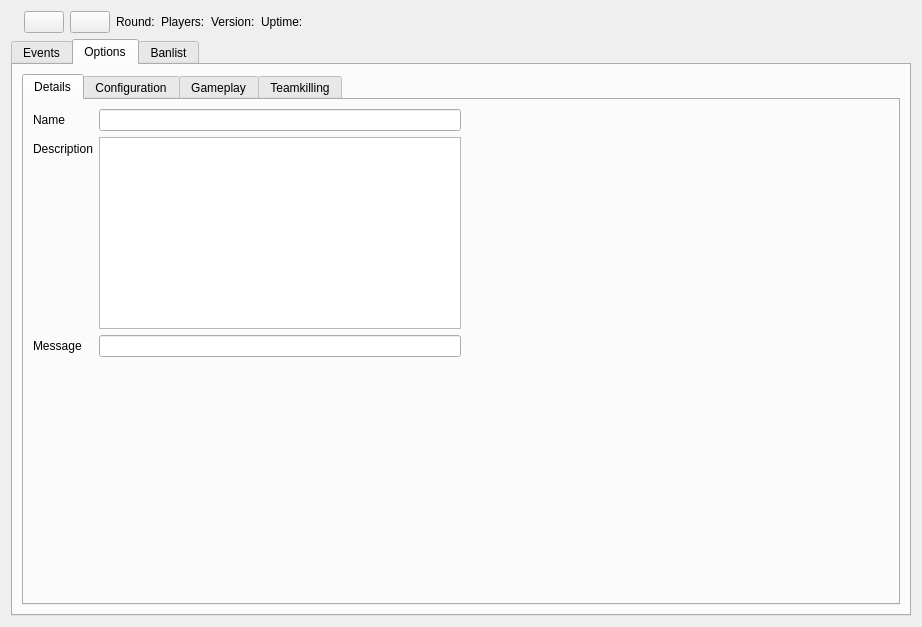
This is client/bf4/BF4Widget.ui in OpenRcon/OpenRcon as Qt 5 draws it before an edit. The edited form follows.
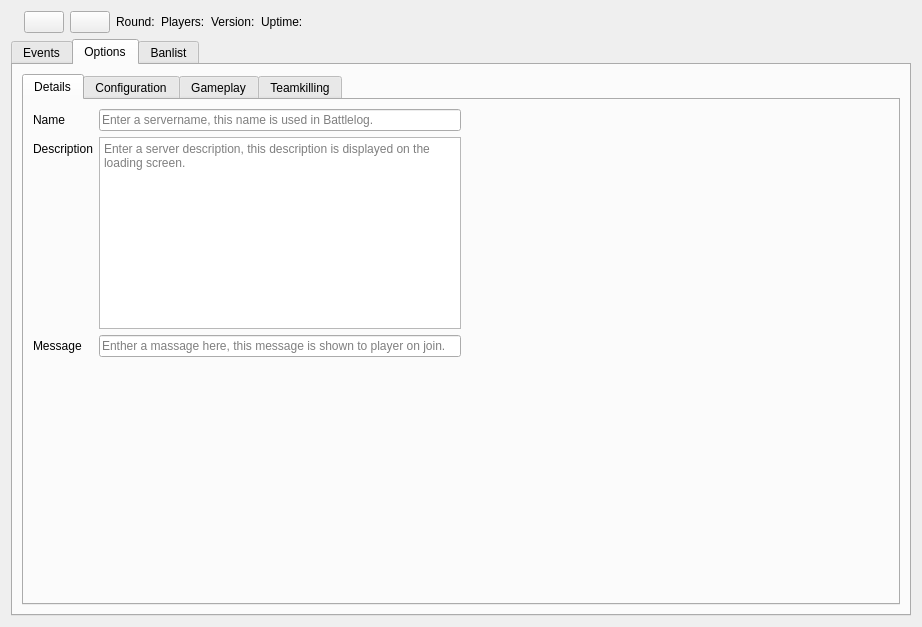
This is the edited form. The open tabs and pages were chosen to show the change. Icons and pictures are not drawn.

Commit message: (BF4) Added placeholder text to Options->Details fields.

Diff of the .ui file:
```diff
--- a/client/bf4/BF4Widget.ui
+++ b/client/bf4/BF4Widget.ui
@@ -184,7 +184,11 @@
               </widget>
              </item>
              <item row="0" column="1">
-              <widget class="QLineEdit" name="lineEdit_op_so_serverName"/>
+              <widget class="QLineEdit" name="lineEdit_op_so_serverName">
+               <property name="placeholderText">
+                <string>Enter a servername, this name is used in Battlelog.</string>
+               </property>
+              </widget>
              </item>
              <item row="1" column="0">
               <widget class="QLabel" name="label_op_so_serverDescription">
@@ -194,7 +198,11 @@
               </widget>
              </item>
              <item row="1" column="1">
-              <widget class="QTextEdit" name="textEdit_op_so_serverDescription"/>
+              <widget class="QTextEdit" name="textEdit_op_so_serverDescription">
+               <property name="placeholderText">
+                <string>Enter a server description, this description is displayed on the loading screen.</string>
+               </property>
+              </widget>
              </item>
              <item row="2" column="0">
               <widget class="QLabel" name="label_op_so_serverMessage">
@@ -204,7 +212,11 @@
               </widget>
              </item>
              <item row="2" column="1">
-              <widget class="QLineEdit" name="lineEdit_op_so_serverMessage"/>
+              <widget class="QLineEdit" name="lineEdit_op_so_serverMessage">
+               <property name="placeholderText">
+                <string>Enther a massage here, this message is shown to player on join.</string>
+               </property>
+              </widget>
              </item>
             </layout>
            </item>
```
Left out of the diff: 326 changed lines with no effect on the pictures. The commit also changes 6 other files.
